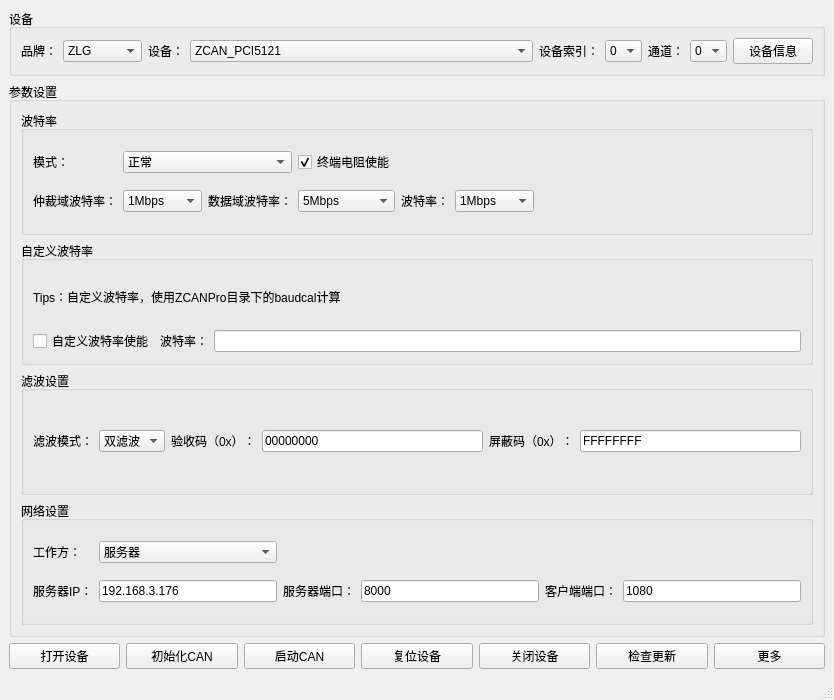
Before: the Qt Designer form main_window/mainwindow.ui in aron566/EOL_CAN_Tool, drawn with Qt 5.
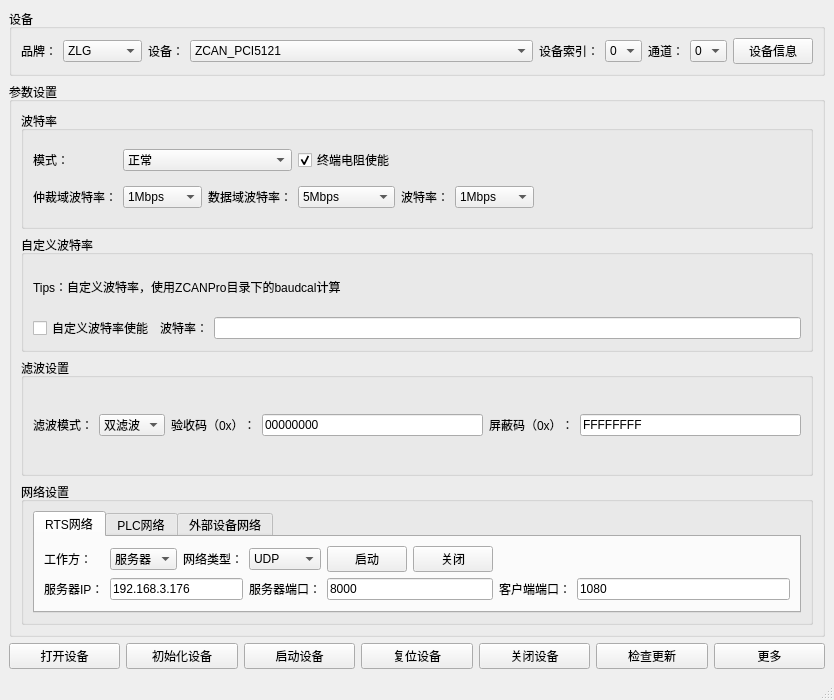
After: the same form once the commit is applied.

Commit message: <feat>: <v1.2.6版本，增加网络调试功能，can报文转发功能>

What changed in the file:
```diff
--- a/main_window/mainwindow.ui
+++ b/main_window/mainwindow.ui
@@ -913,6 +913,258 @@
          </property>
          <layout class="QGridLayout" name="gridLayout_6">
           <item row="0" column="0">
+           <widget class="QTabWidget" name="network_tabWidget">
+            <property name="sizePolicy">
+             <sizepolicy hsizetype="Preferred" vsizetype="Preferred">
+              <horstretch>0</horstretch>
+              <verstretch>0</verstretch>
+             </sizepolicy>
+            </property>
+            <property name="currentIndex">
+             <number>0</number>
+            </property>
+            <widget class="QWidget" name="table_rts">
+             <attribute name="title">
+              <string>RTS网络</string>
+             </attribute>
+             <layout class="QGridLayout" name="gridLayout_10">
+              <item row="0" column="0">
+               <widget class="QLabel" name="rts_role_label">
+                <property name="text">
+                 <string>工作方：</string>
+                </property>
+               </widget>
+              </item>
+              <item row="0" column="1">
+               <widget class="QComboBox" name="rts_role_comboBox">
+                <item>
+                 <property name="text">
+                  <string>服务器</string>
+                 </property>
+                </item>
+                <item>
+                 <property name="text">
+                  <string>客户端</string>
+                 </property>
+                </item>
+               </widget>
+              </item>
+              <item row="0" column="2">
+               <widget class="QLabel" name="rts_net_type_label">
+                <property name="text">
+                 <string>网络类型：</string>
+                </property>
+               </widget>
+              </item>
+              <item row="0" column="3">
+               <widget class="QComboBox" name="rts_net_type_comboBox">
+                <item>
+                 <property name="text">
+                  <string>UDP</string>
+                 </property>
+                </item>
+                <item>
+                 <property name="text">
+                  <string>TCP</string>
+                 </property>
+                </item>
+               </widget>
+              </item>
+              <item row="0" column="4">
+               <widget class="QPushButton" name="rts_start_pushButton">
+                <property name="text">
+                 <string>启动</string>
+                </property>
+               </widget>
+              </item>
+              <item row="0" column="5">
+               <widget class="QPushButton" name="rts_stop_pushButton">
+                <property name="text">
+                 <string>关闭</string>
+                </property>
+               </widget>
+              </item>
+              <item row="1" column="0">
+               <widget class="QLabel" name="rts_remote_ip_label">
+                <property name="text">
+                 <string>服务器IP：</string>
+                </property>
+               </widget>
+              </item>
+              <item row="1" column="1" colspan="2">
+               <widget class="QLineEdit" name="rts_remote_ip_lineEdit">
+                <property name="text">
+                 <string>192.168.3.176</string>
+                </property>
+               </widget>
+              </item>
+              <item row="1" column="3">
+               <widget class="QLabel" name="rts_remote_port_label">
+                <property name="text">
+                 <string>服务器端口：</string>
+                </property>
+               </widget>
+              </item>
+              <item row="1" column="4" colspan="2">
+               <widget class="QLineEdit" name="rts_remote_port_lineEdit">
+                <property name="text">
+                 <string>8000</string>
+                </property>
+               </widget>
+              </item>
+              <item row="1" column="6">
+               <widget class="QLabel" name="rts_local_port_label">
+                <property name="text">
+                 <string>客户端端口：</string>
+                </property>
+               </widget>
+              </item>
+              <item row="1" column="7">
+               <widget class="QLineEdit" name="rts_local_port_lineEdit">
+                <property name="text">
+                 <string>1080</string>
+                </property>
+               </widget>
+              </item>
+              <item row="0" column="6" colspan="2">
+               <spacer name="horizontalSpacer_3">
+                <property name="orientation">
+                 <enum>Qt::Horizontal</enum>
+                </property>
+                <property name="sizeHint" stdset="0">
+                 <size>
+                  <width>40</width>
+                  <height>20</height>
+                 </size>
+                </property>
+               </spacer>
+              </item>
+             </layout>
+            </widget>
+            <widget class="QWidget" name="table_plc">
+             <attribute name="title">
+              <string>PLC网络</string>
+             </attribute>
+             <layout class="QGridLayout" name="gridLayout_9">
+              <item row="0" column="0">
+               <widget class="QLabel" name="plc_role_label">
+                <property name="text">
+                 <string>工作方：</string>
+                </property>
+               </widget>
+              </item>
+              <item row="0" column="1">
+               <widget class="QComboBox" name="plc_role_comboBox">
+                <item>
+                 <property name="text">
+                  <string>服务器</string>
+                 </property>
+                </item>
+                <item>
+                 <property name="text">
+                  <string>客户端</string>
+                 </property>
+                </item>
+               </widget>
+              </item>
+              <item row="0" column="2">
+               <widget class="QLabel" name="plc_net_type_label">
+                <property name="text">
+                 <string>网络类型：</string>
+                </property>
+               </widget>
+              </item>
+              <item row="0" column="3">
+               <widget class="QComboBox" name="plc_net_type_comboBox">
+                <item>
+                 <property name="text">
+                  <string>UDP</string>
+                 </property>
+                </item>
+                <item>
+                 <property name="text">
+                  <string>TCP</string>
+                 </property>
+                </item>
+               </widget>
+              </item>
+              <item row="0" column="4">
+               <widget class="QPushButton" name="plc_start_pushButton">
+                <property name="text">
+                 <string>启动</string>
+                </property>
+               </widget>
+              </item>
+              <item row="0" column="5">
+               <widget class="QPushButton" name="plc_stop_pushButton">
+                <property name="text">
+                 <string>关闭</string>
+                </property>
+               </widget>
+              </item>
+              <item row="1" column="0">
+               <widget class="QLabel" name="plc_remote_ip_label">
+                <property name="text">
+                 <string>服务器IP：</string>
+                </property>
+               </widget>
+              </item>
+              <item row="1" column="1" colspan="2">
+               <widget class="QLineEdit" name="plc_remote_ip_lineEdit">
+                <property name="text">
+                 <string>192.168.3.176</string>
+                </property>
+               </widget>
+              </item>
+              <item row="1" column="3">
+               <widget class="QLabel" name="plc_remote_port_label">
+                <property name="text">
+                 <string>服务器端口：</string>
+                </property>
+               </widget>
+              </item>
+              <item row="1" column="4" colspan="2">
+               <widget class="QLineEdit" name="plc_remote_port_lineEdit">
+                <property name="text">
+                 <string>8000</string>
+                </property>
+               </widget>
+              </item>
+              <item row="1" column="6">
+               <widget class="QLabel" name="plc_local_port_label">
+                <property name="text">
+                 <string>客户端端口：</string>
+                </property>
+               </widget>
+              </item>
+              <item row="1" column="7">
+               <widget class="QLineEdit" name="plc_local_port_lineEdit">
+                <property name="text">
+                 <string>1080</string>
+                </property>
+               </widget>
+              </item>
+              <item row="0" column="6" colspan="2">
+               <spacer name="horizontalSpacer_4">
+                <property name="orientation">
+                 <enum>Qt::Horizontal</enum>
+                </property>
+                <property name="sizeHint" stdset="0">
+                 <size>
+                  <width>40</width>
+                  <height>20</height>
+                 </size>
+                </property>
+               </spacer>
+              </item>
+             </layout>
+            </widget>
+            <widget class="QWidget" name="table_ext">
+             <attribute name="title">
+              <string>外部设备网络</string>
+             </attribute>
+             <layout class="QGridLayout" name="gridLayout_8">
+              <item row="0" column="0">
            <widget class="QLabel" name="role_label">
             <property name="text">
              <string>工作方：</string>
@@ -977,6 +1229,10 @@
           </item>
          </layout>
         </widget>
+           </widget>
+          </item>
+         </layout>
+        </widget>
        </item>
       </layout>
      </widget>
@@ -984,14 +1240,14 @@
     <item row="2" column="1">
      <widget class="QPushButton" name="init_can_pushButton">
       <property name="text">
-       <string>初始化CAN</string>
+       <string>初始化设备</string>
       </property>
      </widget>
     </item>
     <item row="2" column="2">
      <widget class="QPushButton" name="start_can_pushButton">
       <property name="text">
-       <string>启动CAN</string>
+       <string>启动设备</string>
       </property>
      </widget>
     </item>
```
Lines whose indentation alone changed are shown as unchanged. The commit also changes 107 other files.
